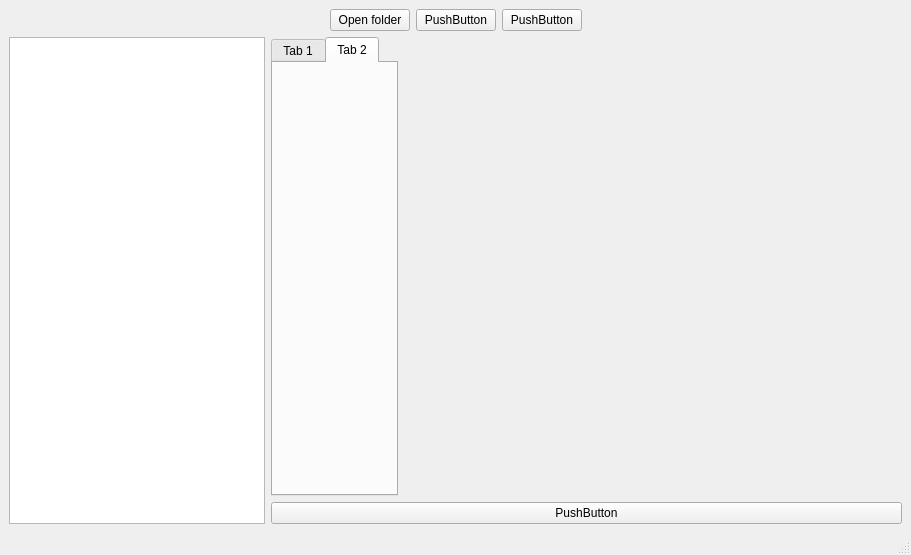
Before: the Qt Designer form ui.ui in minh0206/demo, drawn with Qt 5.
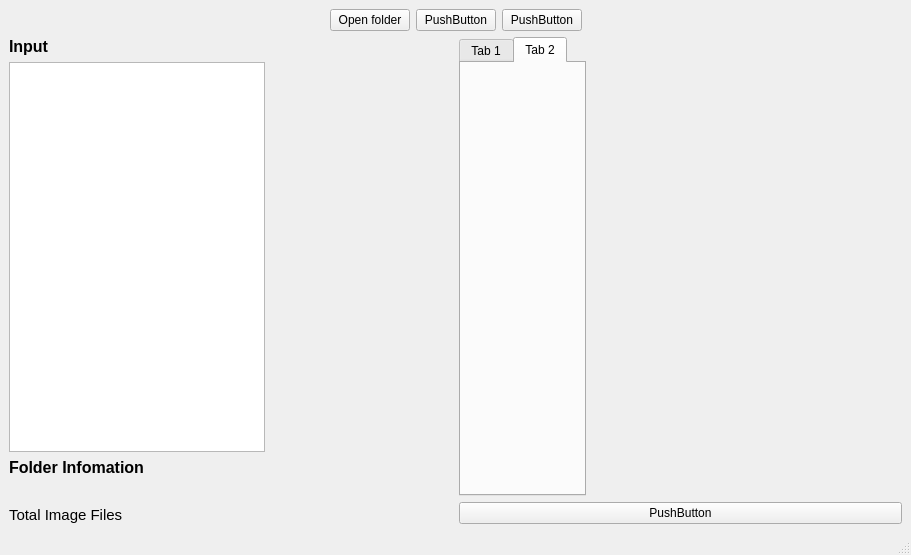
After: the same form once the commit is applied.

Commit message: update folder info

Diff of the .ui file:
```diff
--- a/ui.ui
+++ b/ui.ui
@@ -70,6 +70,20 @@
      <layout class="QHBoxLayout" name="bottom">
       <item>
        <layout class="QVBoxLayout" name="left">
+        <item>
+         <widget class="QLabel" name="label">
+          <property name="font">
+           <font>
+            <pointsize>12</pointsize>
+            <weight>75</weight>
+            <bold>true</bold>
+           </font>
+          </property>
+          <property name="text">
+           <string>Input</string>
+          </property>
+         </widget>
+        </item>
         <item>
          <widget class="QTreeWidget" name="treeWidget">
           <property name="sizePolicy">
@@ -94,6 +108,63 @@
           </column>
          </widget>
         </item>
+        <item>
+         <widget class="QLabel" name="label_2">
+          <property name="font">
+           <font>
+            <pointsize>12</pointsize>
+            <weight>75</weight>
+            <bold>true</bold>
+           </font>
+          </property>
+          <property name="text">
+           <string>Folder Infomation</string>
+          </property>
+         </widget>
+        </item>
+        <item>
+         <widget class="QLabel" name="labelPath">
+          <property name="font">
+           <font>
+            <pointsize>11</pointsize>
+            <weight>75</weight>
+            <italic>false</italic>
+            <bold>true</bold>
+           </font>
+          </property>
+          <property name="text">
+           <string/>
+          </property>
+         </widget>
+        </item>
+        <item>
+         <layout class="QGridLayout" name="gridLayout">
+          <item row="0" column="0">
+           <widget class="QLabel" name="label_4">
+            <property name="font">
+             <font>
+              <pointsize>11</pointsize>
+             </font>
+            </property>
+            <property name="text">
+             <string>Total Image Files</string>
+            </property>
+           </widget>
+          </item>
+          <item row="0" column="1">
+           <widget class="QLabel" name="labelTotalImg">
+            <property name="font">
+             <font>
+              <pointsize>11</pointsize>
+             </font>
+            </property>
+            <property name="text">
+             <string/>
+            </property>
+           </widget>
+          </item>
+         </layout>
+        </item>
        </layout>
       </item>
       <item>
```
The commit also changes 2 other files.
